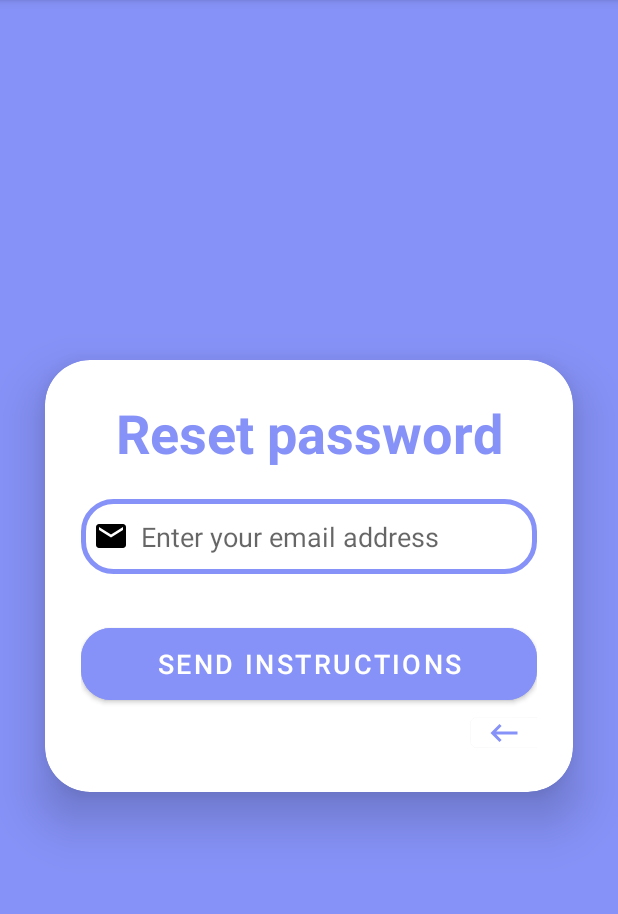
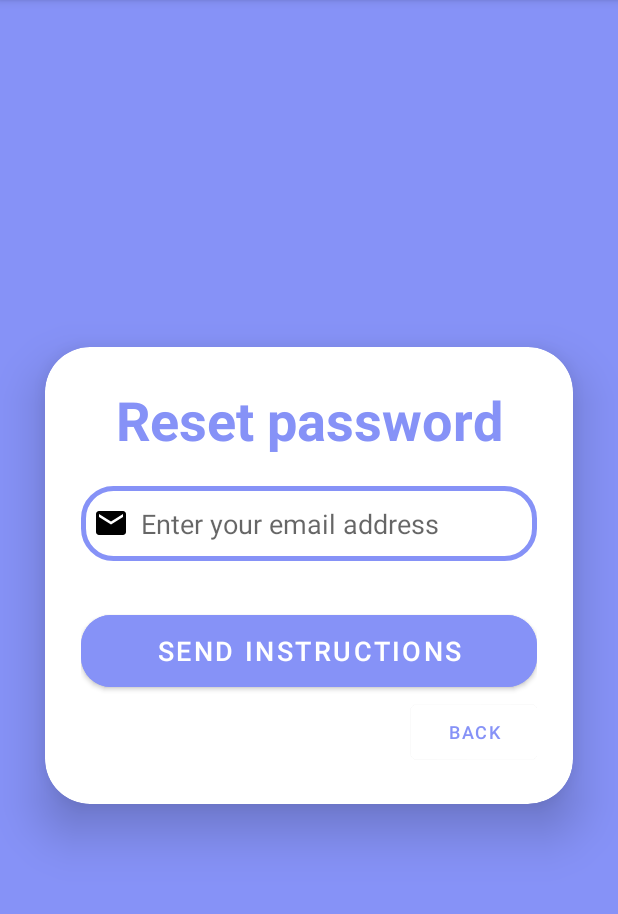
Before and after one commit to kimchi2004/java_android, an Android app: the screen it shows after launch (CheckEmailActivity), after a tap on "Forgot password?", on a phone screen of 412 x 824 dp, the part 84-998 px from its top. Run offline under Robolectric (Android 15) with nearby library versions, the phone set to English and light mode, and no system bars; our stand-ins replace Firebase (no records; nobody signed in at launch, a user with empty details on screens opened directly); libraries missing offline, so code that uses them is left out: com.facebook, com.facebook.login; 8 statements that could not run were skipped.

```diff
--- a/app/src/main/res/layout/checkemail_to_resetpass.xml
+++ b/app/src/main/res/layout/checkemail_to_resetpass.xml
@@ -67,17 +67,15 @@
 
                 <Button
                     android:id="@+id/backButton"
-                    android:layout_width="50dp"
-                    android:layout_height="31dp"
-                    android:layout_marginLeft="260dp"
+                    android:layout_width="wrap_content"
+                    android:layout_height="wrap_content"
+                    android:layout_marginLeft="220dp"
                     android:backgroundTint="@color/white"
-                    android:drawableRight="@drawable/baseline_keyboard_backspace_24"
                     android:textAlignment="center"
-                    android:textColor="@color/black"
-                    android:textSize="10sp"
-                    android:text="  "
-                    android:outlineSpotShadowColor="@color/transpaper"
-                    android:drawableTint="@color/purple"/>
+                    android:textColor="@color/purple"
+                    android:textSize="12sp"
+                    android:text="Back"
+                    android:outlineSpotShadowColor="@color/transpaper"/>
 
             </LinearLayout>
 
```
